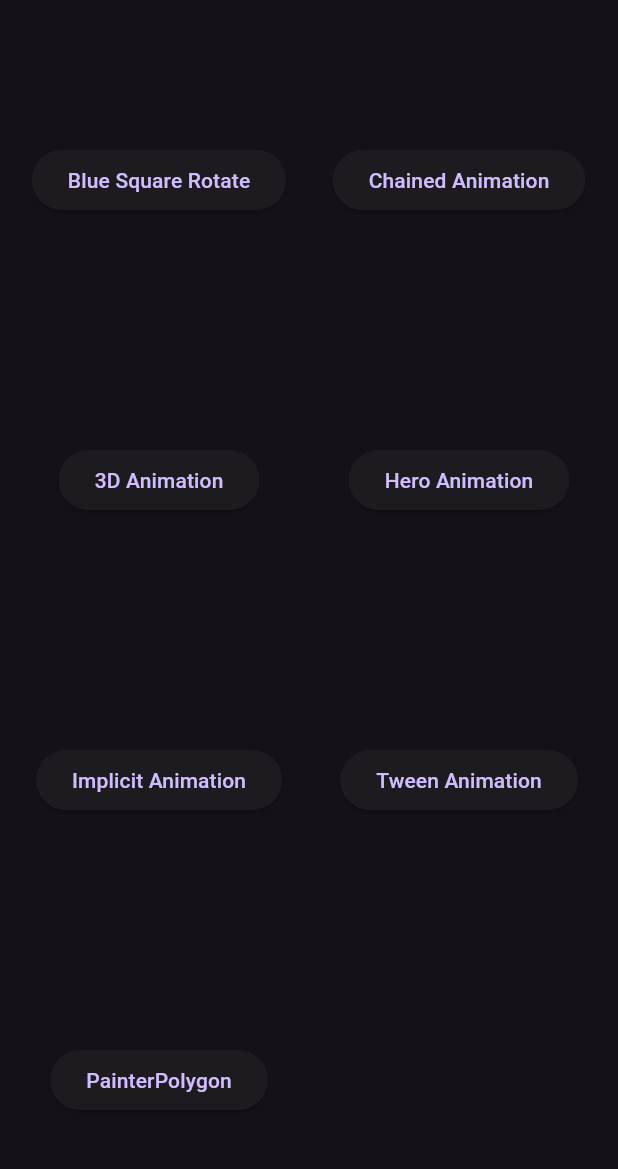
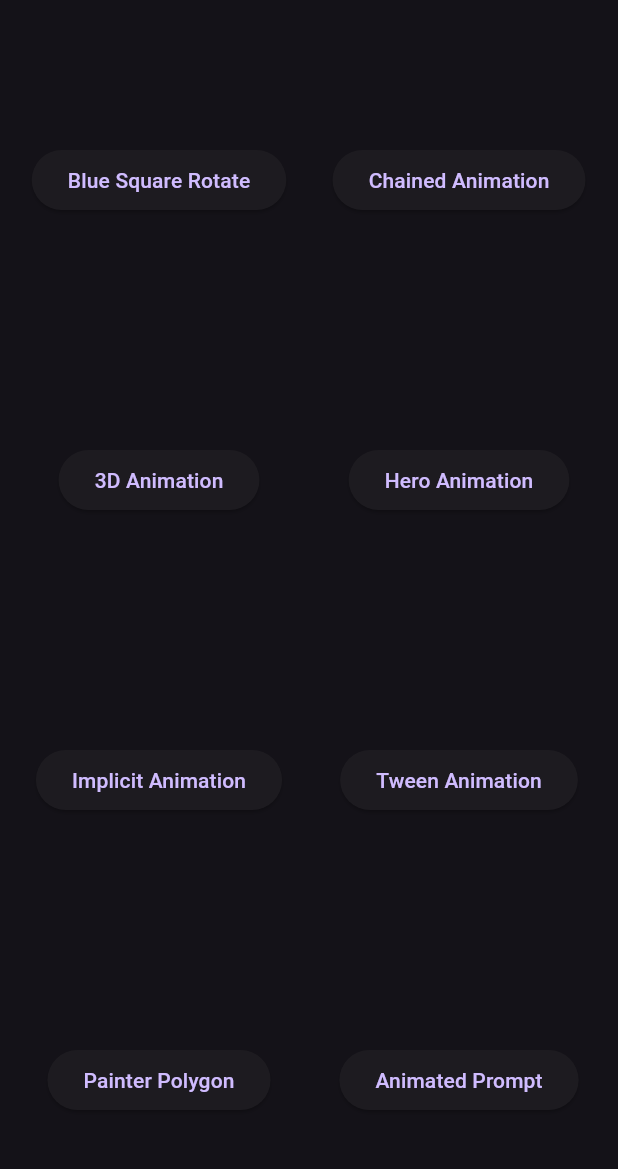
Before and after one commit to GemotiveerdeStudent/FlutterPlayground, a Flutter app: the screen it shows after launch, on a phone screen of 412 x 824 dp, the part 63-1232 px from its top. Run offline on Flutter 3.47's test engine with Material 3 defaults, Android fonts, the light colour scheme and no system bars.

Commit message:
Added animatedprompt screen & routing

```diff
--- a/flutterplayground/lib/constants/routes.dart
+++ b/flutterplayground/lib/constants/routes.dart
@@ -5,3 +5,4 @@ const heroAnimation = '/view/heroAnimation';
 const implicitAnimation = '/view/implicitAnimation';
 const tweenAnimation = '/view/tweenAnimation';
 const customPainterPolygon = '/view/customPainterPolygon';
+const animatedPrompt = '/view/animatedPrompt';
--- a/flutterplayground/lib/main.dart
+++ b/flutterplayground/lib/main.dart
@@ -49,7 +49,8 @@ class _HomePageState extends State<HomePage> {
     {'text': 'Hero Animation', 'route': heroAnimation},
     {'text': 'Implicit Animation', 'route': implicitAnimation},
     {'text': 'Tween Animation', 'route': tweenAnimation},
-    {'text': 'PainterPolygon', 'route': customPainterPolygon},
+    {'text': 'Painter Polygon', 'route': customPainterPolygon},
+    {'text': 'Animated Prompt', 'route': animatedPrompt},
 
     // Add more button configurations here
   ];
```
Also changed, not shown: flutterplayground/lib/views/animated_prompt.dart (added, +29 -0 lines).
